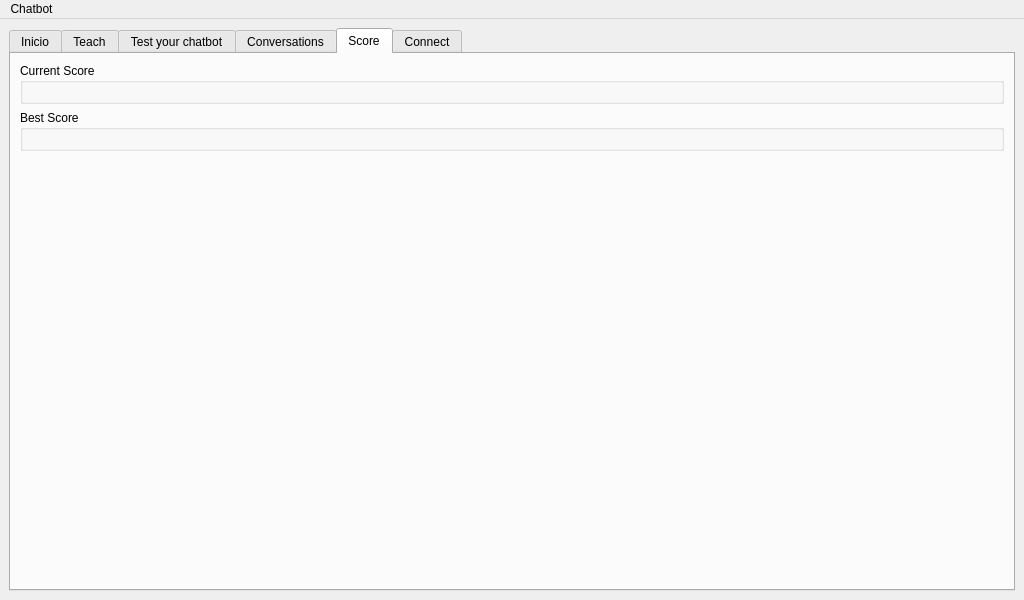
Qt form src/chatbot/front-end/mainwindow.ui (lvklabs/chatbot) before a commit.
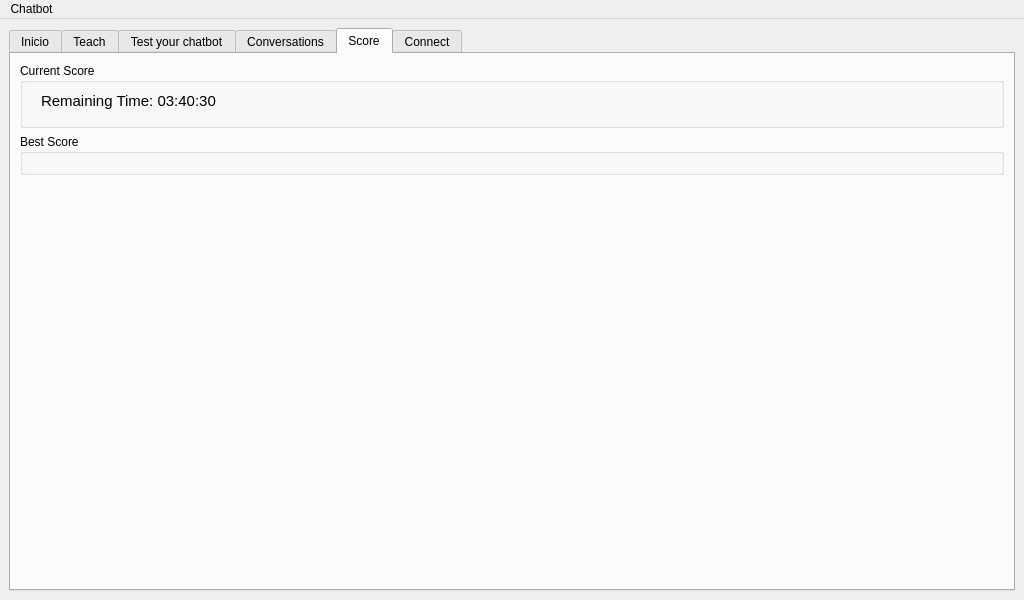
The same form after that commit. Icons and pictures are not drawn. Custom widgets are drawn as their Qt base class.

Commit message: Showing Score Interval Remaining time in 'score' tab. Added const attribute to some methods in AppFacade

```diff
--- a/src/chatbot/front-end/mainwindow.ui
+++ b/src/chatbot/front-end/mainwindow.ui
@@ -638,7 +638,29 @@
            <property name="title">
             <string>Current Score</string>
            </property>
-           <layout class="QHBoxLayout" name="horizontalLayout_4">
+           <layout class="QVBoxLayout" name="verticalLayout">
+            <item>
+             <layout class="QHBoxLayout" name="horizontalLayout_4">
+              <property name="leftMargin">
+               <number>9</number>
+              </property>
+              <property name="rightMargin">
+               <number>9</number>
+              </property>
+              <item>
+               <widget class="QLabel" name="remainingTimeLabel">
+                <property name="font">
+                 <font>
+                  <pointsize>11</pointsize>
+                 </font>
+                </property>
+                <property name="text">
+                 <string notr="true">Remaining Time: 03:40:30</string>
+                </property>
+               </widget>
+              </item>
+             </layout>
+            </item>
             <item>
              <widget class="Lvk::FE::ScoreWidget" name="curScoreWidget" native="true"/>
             </item>
```
The commit also changes 7 other files.
